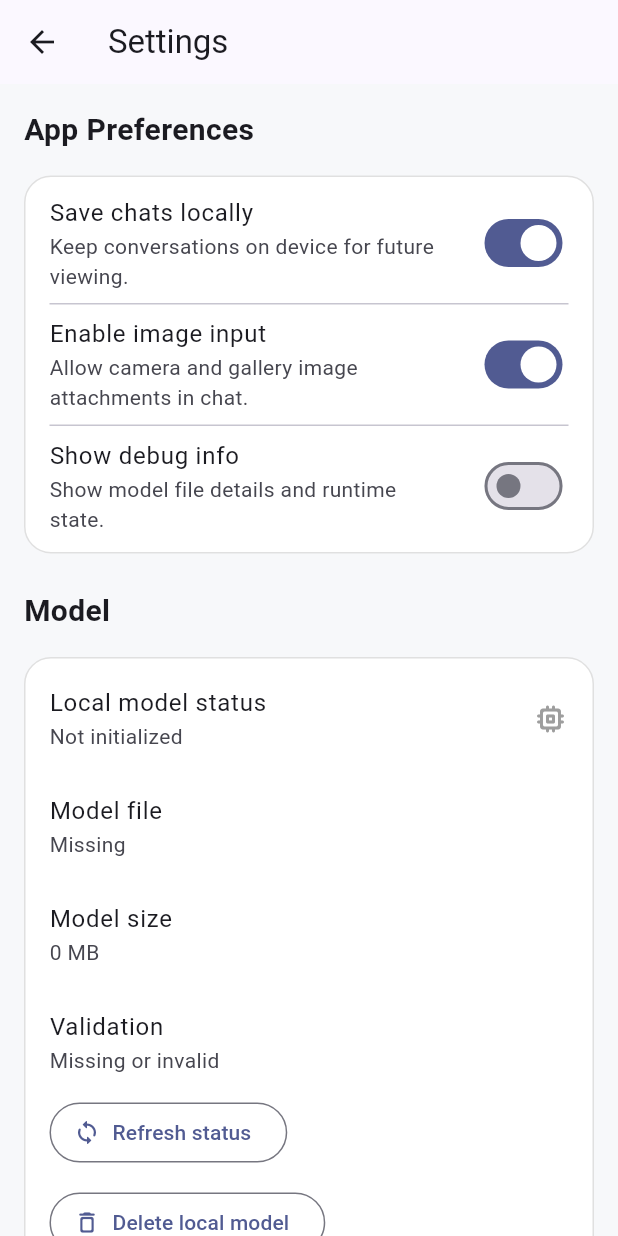
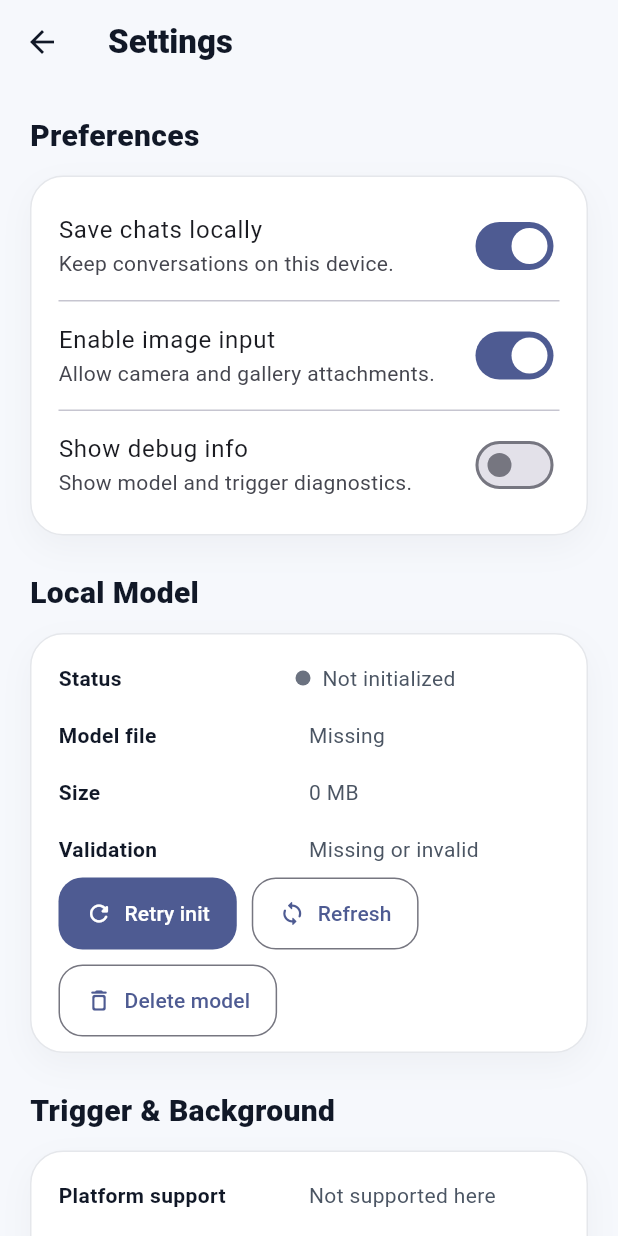
Before and after one commit to MaNaS0708/Lilly, a Flutter app: the SettingsScreen screen opened by its route, on a phone screen of 412 x 824 dp. Run offline on Flutter 3.47's test engine with Material 3 defaults, Android fonts, the phone set to English and light mode, and no system bars; our stand-ins replace image_picker, permission_handler, shared_preferences; missing offline and left inert: flutter_downloader, flutter_web_auth_2; accounts and stored records are empty.

Commit message:
add android foreground trigger scaffold without wake word engine

```diff
--- a/lib/screens/settings_screen.dart
+++ b/lib/screens/settings_screen.dart
@@ -1,4 +1,5 @@
 import 'package:flutter/material.dart';
+import 'package:permission_handler/permission_handler.dart';
 
 import '../controllers/model_controller.dart';
 import '../models/model_status.dart';
@@ -101,7 +102,33 @@
     ).pushNamedAndRemoveUntil(SplashScreen.routeName, (route) => false);
   }
 
+  Future<bool> _ensureTriggerPermissions() async {
+    final micStatus = await Permission.microphone.request();
+    if (!micStatus.isGranted) {
+      if (!mounted) return false;
+      ScaffoldMessenger.of(context).showSnackBar(
+        const SnackBar(content: Text('Microphone permission is required.')),
+      );
+      return false;
+    }
+
+    final notificationStatus = await Permission.notification.request();
+    if (!notificationStatus.isGranted && !notificationStatus.isLimited) {
+      if (!mounted) return false;
+      ScaffoldMessenger.of(context).showSnackBar(
+        const SnackBar(
+          content: Text('Notification permission is recommended for the foreground service.'),
+        ),
+      );
+    }
+
+    return true;
+  }
+
   Future<void> _startTriggerService() async {
+    final allowed = await _ensureTriggerPermissions();
+    if (!allowed) return;
+
     setState(() => _triggerBusy = true);
     await _triggerService.startForegroundTrigger();
     await _refreshModelDetails();
@@ -136,14 +163,14 @@
   Color _statusColor(ModelStatus? status) {
     switch (status) {
       case ModelStatus.ready:
-        return Colors.green;
+        return const Color(0xFF15803D);
       case ModelStatus.loading:
-        return Colors.orange;
+        return const Color(0xFFD97706);
       case ModelStatus.error:
-        return Colors.red;
+        return const Color(0xFFDC2626);
       case ModelStatus.uninitialized:
       default:
-        return Colors.grey;
+        return const Color(0xFF6B7280);
     }
   }
 
@@ -179,25 +206,17 @@
             title: const Text('Settings'),
           ),
           body: ListView(
-            padding: const EdgeInsets.all(16),
+            padding: const EdgeInsets.all(20),
             children: [
-              const Text(
-                'App Preferences',
-                style: TextStyle(
-                  fontSize: 20,
-                  fontWeight: FontWeight.w700,
-                ),
-              ),
-              const SizedBox(height: 16),
+              _SectionTitle('Preferences'),
+              const SizedBox(height: 12),
               _SettingsCard(
                 child: Column(
                   children: [
                     SwitchListTile(
                       contentPadding: EdgeInsets.zero,
                       title: const Text('Save chats locally'),
-                      subtitle: const Text(
-                        'Keep conversations on device for future viewing.',
-                      ),
+                      subtitle: const Text('Keep conversations on this device.'),
                       value: _saveChatsLocally,
                       onChanged: (value) async {
                         setState(() => _saveChatsLocally = value);
@@ -208,9 +227,7 @@
                     SwitchListTile(
                       contentPadding: EdgeInsets.zero,
                       title: const Text('Enable image input'),
-                      subtitle: const Text(
-                        'Allow camera and gallery image attachments in chat.',
-                      ),
+                      subtitle: const Text('Allow camera and gallery attachments.'),
                       value: _enableImageInput,
                       onChanged: (value) async {
                         setState(() => _enableImageInput = value);
@@ -221,9 +238,7 @@
                     SwitchListTile(
                       contentPadding: EdgeInsets.zero,
                       title: const Text('Show debug info'),
-                      subtitle: const Text(
-                        'Show model file details and runtime state.',
-                      ),
+                      subtitle: const Text('Show model and trigger diagnostics.'),
                       value: _showDebugInfo,
                       onChanged: (value) async {
                         setState(() => _showDebugInfo = value);
@@ -234,83 +249,67 @@
                 ),
               ),
               const SizedBox(height: 24),
-              const Text(
-                'Model',
-                style: TextStyle(
-                  fontSize: 20,
-                  fontWeight: FontWeight.w700,
-                ),
-              ),
-              const SizedBox(height: 16),
+              _SectionTitle('Local Model'),
+              const SizedBox(height: 12),
               _SettingsCard(
                 child: Column(
                   crossAxisAlignment: CrossAxisAlignment.start,
                   children: [
-                    ListTile(
-                      contentPadding: EdgeInsets.zero,
-                      title: const Text('Local model status'),
-                      subtitle: Text(_statusLabel(modelStatus)),
-                      trailing: Icon(
-                        Icons.memory_rounded,
-                        color: _statusColor(modelStatus),
-                      ),
+                    _InfoRow(
+                      title: 'Status',
+                      value: _statusLabel(modelStatus),
+                      trailingColor: _statusColor(modelStatus),
                     ),
                     if (modelInfo != null) ...[
-                      ListTile(
-                        contentPadding: EdgeInsets.zero,
-                        title: const Text('Model file'),
-                        subtitle: Text(modelInfo.exists ? 'Present' : 'Missing'),
+                      _InfoRow(
+                        title: 'Model file',
+                        value: modelInfo.exists ? 'Present' : 'Missing',
                       ),
-                      ListTile(
-                        contentPadding: EdgeInsets.zero,
-                        title: const Text('Model size'),
-                        subtitle: Text(_formatBytes(modelInfo.sizeBytes)),
+                      _InfoRow(
+                        title: 'Size',
+                        value: _formatBytes(modelInfo.sizeBytes),
                       ),
-                      ListTile(
-                        contentPadding: EdgeInsets.zero,
-                        title: const Text('Validation'),
-                        subtitle: Text(
-                          modelInfo.isValid ? 'Valid' : 'Missing or invalid',
-                        ),
+                      _InfoRow(
+                        title: 'Validation',
+                        value: modelInfo.isValid ? 'Valid' : 'Missing or invalid',
                       ),
                     ],
                     if (modelError != null && modelError.isNotEmpty)
                       Padding(
-                        padding: const EdgeInsets.only(bottom: 12),
+                        padding: const EdgeInsets.only(top: 8, bottom: 12),
                         child: SelectableText(
                           modelError,
-                          style: const TextStyle(color: Colors.red),
+                          style: const TextStyle(color: Color(0xFFDC2626)),
                         ),
                       ),
                     Wrap(
-                      spacing: 12,
-                      runSpacing: 12,
+                      spacing: 10,
+                      runSpacing: 10,
                       children: [
-                        if (_modelController != null)
                         FilledButton.icon(
                           onPressed: _retryModelInit,
                           icon: const Icon(Icons.refresh_rounded),
-                            label: const Text('Retry model init'),
+                          label: const Text('Retry init'),
                         ),
                         OutlinedButton.icon(
                           onPressed: _refreshModelDetails,
                           icon: const Icon(Icons.sync_rounded),
-                          label: const Text('Refresh status'),
+                          label: const Text('Refresh'),
                         ),
                         OutlinedButton.icon(
                           onPressed: _deleteLocalModel,
                           icon: const Icon(Icons.delete_outline_rounded),
-                          label: const Text('Delete local model'),
+                          label: const Text('Delete model'),
                         ),
                       ],
                     ),
                     if (_showDebugInfo && modelInfo != null) ...[
-                      const SizedBox(height: 16),
+                      const SizedBox(height: 14),
                       const Text(
-                        'Debug info',
+                        'Debug path',
                         style: TextStyle(fontWeight: FontWeight.w700),
                       ),
-                      const SizedBox(height: 8),
+                      const SizedBox(height: 6),
                       SelectableText(
                         modelInfo.path,
                         style: const TextStyle(fontSize: 13),
@@ -320,68 +319,52 @@
                 ),
               ),
               const SizedBox(height: 24),
-              const Text(
-                'Trigger & Background',
-                style: TextStyle(
-                  fontSize: 20,
-                  fontWeight: FontWeight.w700,
-                ),
-              ),
-              const SizedBox(height: 16),
+              _SectionTitle('Trigger & Background'),
+              const SizedBox(height: 12),
               _SettingsCard(
                 child: Column(
                   crossAxisAlignment: CrossAxisAlignment.start,
                   children: [
-                    ListTile(
-                      contentPadding: EdgeInsets.zero,
-                      title: const Text('Android trigger scaffold'),
-                      subtitle: Text(
-                        trigger?.platformSupported == true
-                            ? 'Available on this platform'
-                            : 'Not supported on this platform',
+                    _InfoRow(
+                      title: 'Platform support',
+                      value: trigger?.platformSupported == true
+                          ? 'Available on Android'
+                          : 'Not supported here',
                     ),
+                    _InfoRow(
+                      title: 'Foreground service',
+                      value: trigger?.isRunning == true ? 'Running' : 'Stopped',
                     ),
-                    if (trigger != null) ...[
-                      ListTile(
-                        contentPadding: EdgeInsets.zero,
-                        title: const Text('Foreground service'),
-                        subtitle: Text(
-                          trigger.isRunning ? 'Running' : 'Stopped',
+                    _InfoRow(
+                      title: 'Wake word',
+                      value: trigger?.wakeWordReady == true
+                          ? 'Connected'
+                          : 'Groundwork only',
                     ),
-                      ),
-                      ListTile(
-                        contentPadding: EdgeInsets.zero,
-                        title: const Text('Wake word engine'),
-                        subtitle: Text(
-                          trigger.wakeWordReady
-                              ? 'Connected'
-                              : 'Groundwork only, not wired yet',
-                        ),
-                      ),
-                      if (trigger.notes.isNotEmpty)
+                    if (trigger != null && trigger.notes.isNotEmpty)
                       Padding(
-                          padding: const EdgeInsets.only(bottom: 12),
+                        padding: const EdgeInsets.only(top: 8, bottom: 12),
                         child: SelectableText(
                           trigger.notes,
-                            style: TextStyle(
-                              color: Colors.grey.shade700,
+                          style: const TextStyle(
+                            color: Color(0xFF4B5563),
                             height: 1.4,
                           ),
                         ),
                       ),
                     Wrap(
-                        spacing: 12,
-                        runSpacing: 12,
+                      spacing: 10,
+                      runSpacing: 10,
                       children: [
                         FilledButton.icon(
-                            onPressed: _triggerBusy || trigger.isRunning
+                          onPressed: _triggerBusy || (trigger?.isRunning ?? false)
                               ? null
                               : _startTriggerService,
                           icon: const Icon(Icons.play_arrow_rounded),
                           label: const Text('Start service'),
                         ),
                         OutlinedButton.icon(
-                            onPressed: _triggerBusy || !trigger.isRunning
+                          onPressed: _triggerBusy || !(trigger?.isRunning ?? false)
                               ? null
                               : _stopTriggerService,
                           icon: const Icon(Icons.stop_rounded),
@@ -390,13 +373,80 @@
                       ],
                     ),
                   ],
-                  ],
                 ),
               ),
             ],
           ),
         );
       },
+    );
+  }
+}
+
+class _SectionTitle extends StatelessWidget {
+  const _SectionTitle(this.text);
+
+  final String text;
+
+  @override
+  Widget build(BuildContext context) {
+    return Text(
+      text,
+      style: const TextStyle(
+        fontSize: 20,
+        fontWeight: FontWeight.w800,
+        color: Color(0xFF111827),
+      ),
+    );
+  }
+}
+
+class _InfoRow extends StatelessWidget {
+  const _InfoRow({
+    required this.title,
+    required this.value,
+    this.trailingColor,
+  });
+
+  final String title;
+  final String value;
+  final Color? trailingColor;
+
+  @override
+  Widget build(BuildContext context) {
+    return Padding(
+      padding: const EdgeInsets.symmetric(vertical: 9),
+      child: Row(
+        children: [
+          Expanded(
+            child: Text(
+              title,
+              style: const TextStyle(
+                fontWeight: FontWeight.w600,
+                color: Color(0xFF111827),
+              ),
+            ),
+          ),
+          if (trailingColor != null) ...[
+            Container(
+              width: 10,
+              height: 10,
+              margin: const EdgeInsets.only(right: 8),
+              decoration: BoxDecoration(
+                color: trailingColor,
+                shape: BoxShape.circle,
+              ),
+            ),
+          ],
+          Flexible(
+            child: Text(
+              value,
+              textAlign: TextAlign.right,
+              style: const TextStyle(color: Color(0xFF4B5563)),
+            ),
+          ),
+        ],
+      ),
     );
   }
 }
@@ -411,11 +461,18 @@
   @override
   Widget build(BuildContext context) {
     return Container(
-      padding: const EdgeInsets.symmetric(horizontal: 16, vertical: 4),
+      padding: const EdgeInsets.symmetric(horizontal: 18, vertical: 10),
       decoration: BoxDecoration(
         color: Colors.white,
-        borderRadius: BorderRadius.circular(18),
-        border: Border.all(color: Colors.black12),
+        borderRadius: BorderRadius.circular(22),
+        border: Border.all(color: const Color(0xFFE5E7EB)),
+        boxShadow: const [
+          BoxShadow(
+            color: Color(0x0A111827),
+            blurRadius: 18,
+            offset: Offset(0, 8),
+          ),
+        ],
       ),
       child: child,
     );
```
Also changed, not shown: lib/main.dart (+72 -6 lines), 2 other files. Lines whose indentation alone changed are shown as unchanged.
